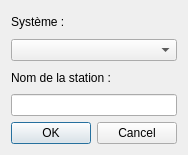
Christophedlr/EDSystem, file src/dialog/stationdialog.ui: the form before one commit.
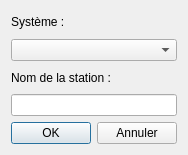
The form after the commit.

```diff
--- a/src/dialog/stationdialog.ui
+++ b/src/dialog/stationdialog.ui
@@ -43,14 +43,22 @@
     </layout>
    </item>
    <item>
-    <widget class="QDialogButtonBox" name="buttonBox">
-     <property name="orientation">
-      <enum>Qt::Horizontal</enum>
-     </property>
-     <property name="standardButtons">
-      <set>QDialogButtonBox::Cancel|QDialogButtonBox::Ok</set>
-     </property>
-    </widget>
+    <layout class="QHBoxLayout" name="horizontalLayout">
+     <item>
+      <widget class="QPushButton" name="acceptButton">
+       <property name="text">
+        <string>OK</string>
+       </property>
+      </widget>
+     </item>
+     <item>
+      <widget class="QPushButton" name="rejectButton">
+       <property name="text">
+        <string>Annuler</string>
+       </property>
+      </widget>
+     </item>
+    </layout>
    </item>
   </layout>
  </widget>
```
Left out of the diff: 24 changed lines with no effect on the pictures.
